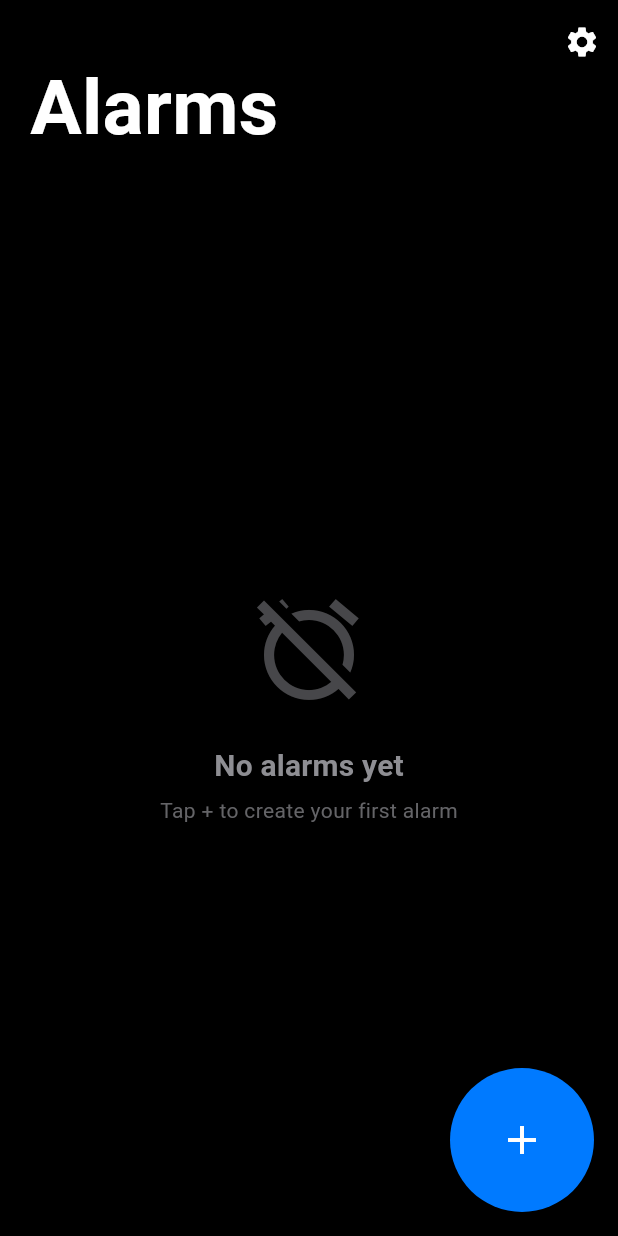
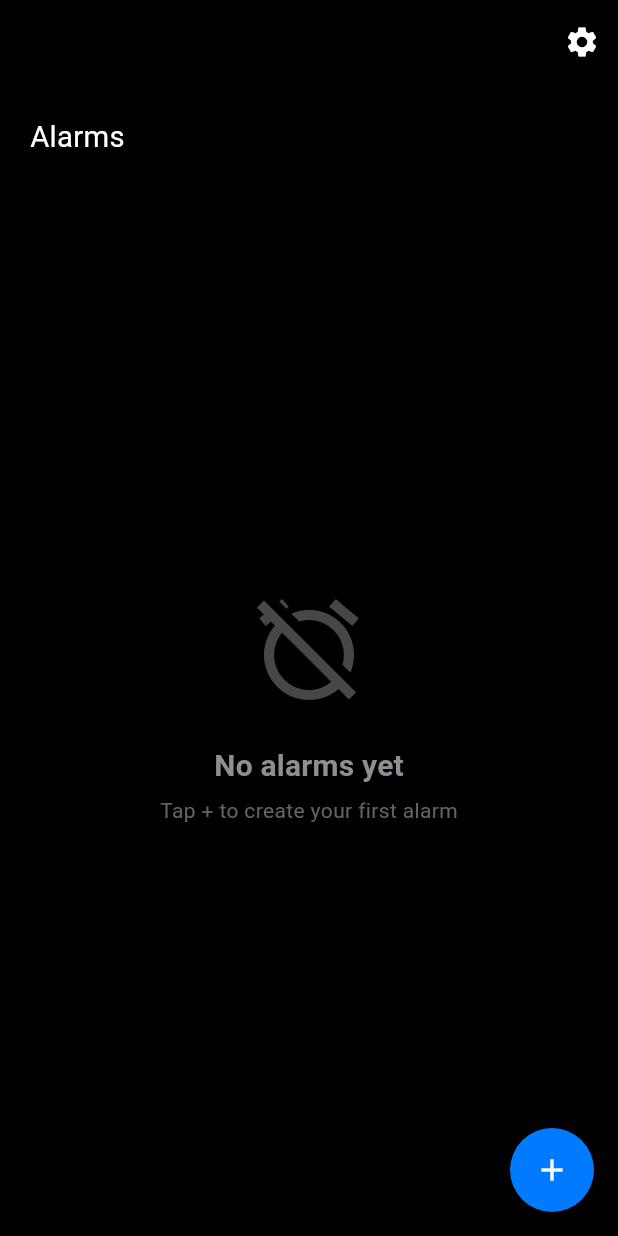
Before and after one commit to MiUPa/nextAlarm, a Flutter app: the screen it shows after launch, on a phone screen of 412 x 824 dp. Run offline on Flutter 3.47's test engine with Material 3 defaults, Android fonts, the phone set to English and light mode, and no system bars; our stand-ins replace flutter_local_notifications, in_app_review, pedometer, permission_handler, sensors_plus, shared_preferences and 2 more; missing offline and left inert: android_alarm_manager_plus, dart:html, flutter_ringtone_player, in_app_update.

Commit message:
feat: tune alarm header size and prepare Play CLI release

```diff
--- a/lib/screens/home_screen.dart
+++ b/lib/screens/home_screen.dart
@@ -197,8 +197,8 @@ class _HomeScreenState extends State<HomeScreen> with TickerProviderStateMixin {
 							title: Text(
 								l10n.alarms,
 								style: const TextStyle(
-									fontSize: 34,
-									fontWeight: FontWeight.w700,
+									fontSize: 13,
+									fontWeight: FontWeight.w400,
 									color: AppTheme.onSurface,
 								),
 							),
@@ -280,10 +280,10 @@ class _HomeScreenState extends State<HomeScreen> with TickerProviderStateMixin {
 						parent: _fabController,
 						curve: Curves.elasticOut,
 					),
-				child: FloatingActionButton.large(
+					child: FloatingActionButton(
 						onPressed: () => _addAlarm(context),
 						elevation: 8,
-					child: const Icon(Icons.add, size: 32),
+						child: const Icon(Icons.add, size: 24),
 					),
 				),
 			);
--- a/pubspec.yaml
+++ b/pubspec.yaml
@@ -16,7 +16,7 @@ publish_to: 'none' # Remove this line if you wish to publish to pub.dev
 # https://developer.apple.com/library/archive/documentation/General/Reference/InfoPlistKeyReference/Articles/CoreFoundationKeys.html
 # In Windows, build-name is used as the major, minor, and patch parts
 # of the product and file versions while build-number is used as the build suffix.
-version: 0.1.5+7
+version: 0.1.6+8
 
 environment:
   sdk: ^3.10.4
```
Also changed, not shown: 4 other files. Lines whose indentation alone changed are shown as unchanged.
